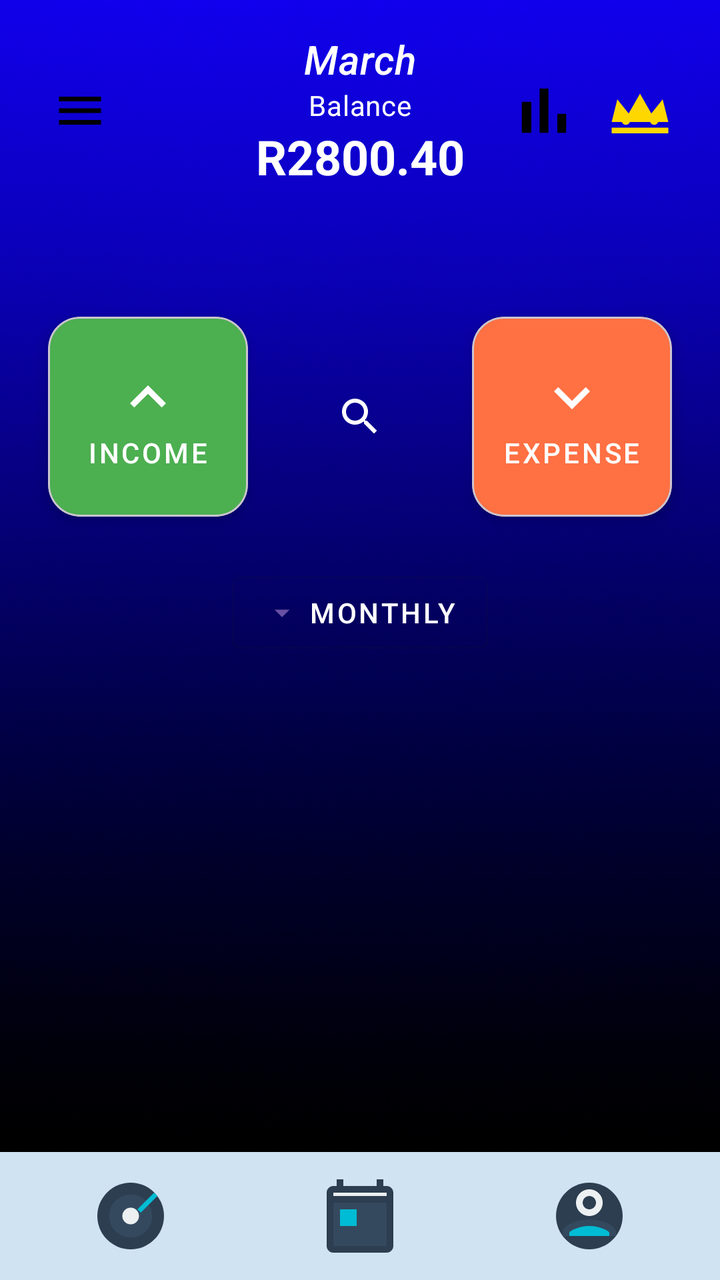
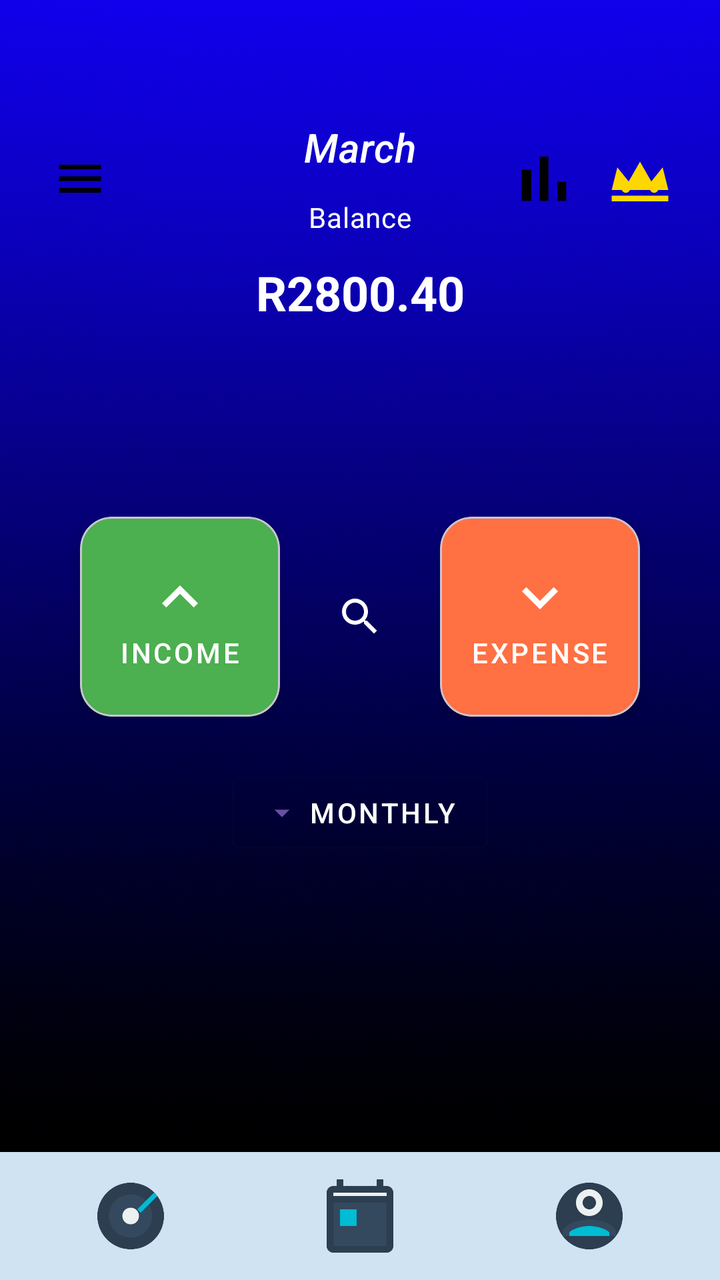

The first picture is an Android layout as it rendered before a commit; the second is the same layout after the commit. The layout source and the unified diff follow.
<!-- AndroidManifest.xml: application theme Theme.CashUp -->
<!-- res/layout/activity_homepage.xml -->
<?xml version="1.0" encoding="utf-8"?>
<androidx.constraintlayout.widget.ConstraintLayout
    xmlns:android="http://schemas.android.com/apk/res/android"
    xmlns:app="http://schemas.android.com/apk/res-auto"
    xmlns:tools="http://schemas.android.com/tools"
    android:layout_width="match_parent"
    android:layout_height="match_parent"
    android:background="@drawable/background"
    tools:context=".HomepageActivity">


    
    <androidx.constraintlayout.widget.ConstraintLayout
        android:id="@+id/topBar"
        android:layout_width="match_parent"
        android:layout_height="wrap_content"
        android:padding="16dp"
        app:layout_constraintTop_toTopOf="parent">

        
        <ImageButton
            android:id="@+id/menuButton"
            android:layout_width="48dp"
            android:layout_height="48dp"
            android:background="?attr/selectableItemBackgroundBorderless"
            android:contentDescription="Menu"
            android:padding="12dp"
            android:src="@drawable/ic_menu"
            app:layout_constraintBottom_toBottomOf="parent"
            app:layout_constraintStart_toStartOf="parent"
            app:layout_constraintTop_toTopOf="parent" />

        
        <TextView
            android:id="@+id/monthTitle"
            android:layout_width="wrap_content"
            android:layout_height="wrap_content"
            android:text="March"
            android:textAppearance="?attr/textAppearanceHeadline6"
            android:textColor="@color/white"
            android:textStyle="italic"
            app:layout_constraintEnd_toEndOf="parent"
            app:layout_constraintStart_toStartOf="parent"
            app:layout_constraintTop_toTopOf="parent" />

        
        <TextView
            android:id="@+id/balanceLabel"
            android:layout_width="wrap_content"
            android:layout_height="wrap_content"
            android:text="Balance"
            android:textAppearance="?attr/textAppearanceBody2"
            android:textColor="@color/white"
            app:layout_constraintEnd_toEndOf="@id/monthTitle"
            app:layout_constraintStart_toStartOf="@id/monthTitle"
            app:layout_constraintTop_toBottomOf="@id/monthTitle" />

        
        <TextView
            android:id="@+id/balanceAmount"
            android:layout_width="wrap_content"
            android:layout_height="wrap_content"
            android:text="R2800.40"
            android:textAppearance="?attr/textAppearanceHeadline5"
            android:textColor="@color/white"
            android:textStyle="bold"
            app:layout_constraintEnd_toEndOf="@id/balanceLabel"
            app:layout_constraintStart_toStartOf="@id/balanceLabel"
            app:layout_constraintTop_toBottomOf="@id/balanceLabel" />

        
        <ImageButton
            android:id="@+id/statsButton"
            android:layout_width="48dp"
            android:layout_height="48dp"
            android:background="?attr/selectableItemBackgroundBorderless"
            android:contentDescription="Statistics"
            android:padding="12dp"
            android:src="@drawable/ic_stats"
            app:layout_constraintBottom_toBottomOf="parent"
            app:layout_constraintEnd_toStartOf="@+id/premiumButton"
            app:layout_constraintTop_toTopOf="parent" />

        
        <ImageButton
            android:id="@+id/premiumButton"
            android:layout_width="48dp"
            android:layout_height="48dp"
            android:background="?attr/selectableItemBackgroundBorderless"
            android:contentDescription="Premium"
            android:padding="12dp"
            android:src="@drawable/ic_crown"
            app:layout_constraintBottom_toBottomOf="parent"
            app:layout_constraintEnd_toEndOf="parent"
            app:layout_constraintTop_toTopOf="parent" />
    </androidx.constraintlayout.widget.ConstraintLayout>

    
    <com.google.android.material.card.MaterialCardView
        android:id="@+id/incomeButton"
        android:layout_width="100dp"
        android:layout_height="100dp"
        android:layout_marginStart="24dp"
        android:layout_marginTop="48dp"
        app:cardBackgroundColor="#4CAF50"
        app:cardCornerRadius="16dp"
        app:cardElevation="4dp"
        app:layout_constraintStart_toStartOf="parent"
        app:layout_constraintTop_toBottomOf="@id/topBar">

        <LinearLayout
            android:layout_width="match_parent"
            android:layout_height="match_parent"
            android:gravity="center"
            android:orientation="vertical">

            
            <ImageView
                android:layout_width="36dp"
                android:layout_height="36dp"
                android:src="@drawable/ic_arrow_up" />

            
            <TextView
                android:layout_width="wrap_content"
                android:layout_height="wrap_content"
                android:text="INCOME"
                android:textColor="@android:color/white"
                android:textAppearance="?attr/textAppearanceButton" />
        </LinearLayout>
    </com.google.android.material.card.MaterialCardView>

    
    <ImageButton
        android:id="@+id/searchButton"
        android:layout_width="48dp"
        android:layout_height="48dp"
        android:background="?attr/selectableItemBackgroundBorderless"
        android:contentDescription="Search"
        android:src="@drawable/ic_search"
        app:layout_constraintBottom_toBottomOf="@id/incomeButton"
        app:layout_constraintEnd_toStartOf="@id/expenseButton"
        app:layout_constraintStart_toEndOf="@id/incomeButton"
        app:layout_constraintTop_toTopOf="@id/incomeButton" />

    
    <com.google.android.material.card.MaterialCardView
        android:id="@+id/expenseButton"
        android:layout_width="100dp"
        android:layout_height="100dp"
        android:layout_marginTop="48dp"
        android:layout_marginEnd="24dp"
        app:cardBackgroundColor="#FF7043"
        app:cardCornerRadius="16dp"
        app:cardElevation="4dp"
        app:layout_constraintEnd_toEndOf="parent"
        app:layout_constraintTop_toBottomOf="@id/topBar">

        <LinearLayout
            android:layout_width="match_parent"
            android:layout_height="match_parent"
            android:gravity="center"
            android:orientation="vertical">

            
            <ImageView
                android:layout_width="36dp"
                android:layout_height="36dp"
                android:src="@drawable/ic_arrow_down" />

            
            <TextView
                android:layout_width="wrap_content"
                android:layout_height="wrap_content"
                android:text="EXPENSE"
                android:textColor="@android:color/white"
                android:textAppearance="?attr/textAppearanceButton" />
        </LinearLayout>
    </com.google.android.material.card.MaterialCardView>

    
    <com.google.android.material.button.MaterialButton
        android:id="@+id/monthlyFilterButton"
        style="@style/Widget.MaterialComponents.Button.OutlinedButton"
        android:layout_width="wrap_content"
        android:layout_height="wrap_content"
        android:layout_marginTop="24dp"
        android:backgroundTint="@android:color/transparent"
        android:text="Monthly"
        android:textColor="@color/white"
        app:icon="@drawable/ic_dropdown"
        app:layout_constraintEnd_toEndOf="parent"
        app:layout_constraintStart_toStartOf="parent"
        app:layout_constraintTop_toBottomOf="@id/incomeButton" />

    
    <LinearLayout
        android:id="@+id/bottomNavigation"
        android:layout_width="match_parent"
        android:layout_height="wrap_content"
        android:background="#D0E3F3"
        android:orientation="horizontal"
        android:padding="8dp"
        app:layout_constraintBottom_toBottomOf="parent">

        <ImageButton
            android:id="@+id/goalsButton"
            android:layout_width="0dp"
            android:layout_height="48dp"
            android:layout_weight="1"
            android:background="@android:color/transparent"
            android:contentDescription="Goals"
            android:src="@drawable/ic_goals" />

        <ImageButton
            android:id="@+id/calendarButton"
            android:layout_width="0dp"
            android:layout_height="48dp"
            android:layout_weight="1"
            android:background="@android:color/transparent"
            android:contentDescription="Calendar"
            android:src="@drawable/ic_calendar" />

        <ImageButton
            android:id="@+id/profileButton"
            android:layout_width="0dp"
            android:layout_height="48dp"
            android:layout_weight="1"
            android:background="@android:color/transparent"
            android:contentDescription="Profile"
            android:src="@drawable/ic_profile" />
    </LinearLayout>

</androidx.constraintlayout.widget.ConstraintLayout>
<!-- resources referenced by this layout -->
<resources>
  <color name="white">#FFFFFFFF</color>
  <!-- drawable ic_arrow_down (drawable) -->
  <vector xmlns:android="http://schemas.android.com/apk/res/android"
      android:width="24dp"
      android:height="24dp"
      android:viewportWidth="24"
      android:viewportHeight="24"
      android:tint="@android:color/white">
      <path
          android:fillColor="@android:color/white"
          android:pathData="M7.41,8.59L12,13.17l4.59,-4.58L18,10l-6,6 -6,-6 1.41,-1.41z"/>
  </vector>
  <!-- drawable ic_arrow_up (drawable) -->
  <vector xmlns:android="http://schemas.android.com/apk/res/android"
      android:width="24dp"
      android:height="24dp"
      android:viewportWidth="24"
      android:viewportHeight="24"
      android:tint="@android:color/white">
      <path
          android:fillColor="@android:color/white"
          android:pathData="M7.41,15.41L12,10.83l4.59,4.58L18,14l-6,-6 -6,6z"/>
  </vector>
  <!-- drawable ic_calendar (drawable) -->
  <vector xmlns:android="http://schemas.android.com/apk/res/android"
      android:width="40dp"
      android:height="40dp"
      android:viewportWidth="24"
      android:viewportHeight="24">
  
      
      <path
          android:fillColor="#2c3e50"
          android:pathData="M20,3h-1V1h-2v2H7V1H5v2H4C2.9,3 2,3.9 2,5v16c0,1.1 0.9,2 2,2h16c1.1,0 2,-0.9 2,-2V5C22,3.9 21.1,3 20,3z"/>
  
      
      <path
          android:fillColor="#34495e"
          android:pathData="M20,21H4V8h16V21z"/>
  
      
      <path
          android:fillColor="#ecf0f1"
          android:pathData="M4,6V5h16v1H4z"/>
  
      
      <path
          android:fillColor="#00bcd4"
          android:pathData="M6,10h5v5H6V10z"/>
  </vector>
  <!-- drawable ic_dropdown (drawable) -->
  <vector xmlns:android="http://schemas.android.com/apk/res/android"
      android:width="24dp"
      android:height="24dp"
      android:viewportWidth="24"
      android:viewportHeight="24"
      android:tint="@android:color/white">
      <path
          android:fillColor="@android:color/white"
          android:pathData="M7,10l5,5 5,-5z"/>
  </vector>
  <!-- drawable ic_menu (drawable) -->
  <?xml version="1.0" encoding="utf-8"?>
  <vector xmlns:android="http://schemas.android.com/apk/res/android"
      android:width="28dp"
      android:height="28dp"
      android:viewportWidth="24"
      android:viewportHeight="24">
  
      
      <path
          android:fillColor="#000000"
          android:pathData="M3,18h18v-2L3,16v2zM3,13h18v-2L3,11v2zM3,6v2h18L21,6L3,6z"/>
  </vector>
  <!-- drawable ic_search (drawable) -->
  <vector xmlns:android="http://schemas.android.com/apk/res/android"
      android:width="24dp"
      android:height="24dp"
      android:viewportWidth="24"
      android:viewportHeight="24"
      android:tint="#FFFFFF">
      <path
          android:fillColor="#FFFFFF"
          android:pathData="M15.5,14h-0.79l-0.28,-0.27C15.41,12.59 16,11.11 16,9.5 16,5.91 13.09,3 9.5,3S3,5.91 3,9.5 5.91,16 9.5,16c1.61,0 3.09,-0.59 4.23,-1.57l0.27,0.28v0.79l5,4.99L20.49,19l-4.99,-5zM9.5,14C7.01,14 5,11.99 5,9.5S7.01,5 9.5,5 14,7.01 14,9.5 11.99,14 9.5,14z"/>
  </vector>
  <!-- drawable ic_stats (drawable) -->
  <vector xmlns:android="http://schemas.android.com/apk/res/android"
      android:width="38dp"
      android:height="38dp"
      android:viewportWidth="24"
      android:viewportHeight="24">
  
      <path
          android:fillColor="#000000"
          android:pathData="M5,9.2h3L8,19L5,19zM10.6,5h2.8v14h-2.8zM16.2,13L19,13v6h-2.8z"/>
  </vector>
  <style name="Theme.CashUp" parent="Base.Theme.CashUp" />
  <style name="Base.Theme.CashUp" parent="Theme.Material3.DayNight.NoActionBar">
  
      </style>
  <!-- unchanged entries left out for length: 4 -->
</resources>

<!-- the commit's change to res/layout/activity_homepage.xml (unified diff, before → after) -->
@@ -8,7 +8,6 @@
     android:background="@drawable/background"
     tools:context=".HomepageActivity">
 
-
     
     <androidx.constraintlayout.widget.ConstraintLayout
         android:id="@+id/topBar"
@@ -17,7 +16,6 @@
         android:padding="16dp"
         app:layout_constraintTop_toTopOf="parent">
 
-        
         <ImageButton
             android:id="@+id/menuButton"
             android:layout_width="48dp"
@@ -26,15 +24,15 @@
             android:contentDescription="Menu"
             android:padding="12dp"
             android:src="@drawable/ic_menu"
-            app:layout_constraintBottom_toBottomOf="parent"
             app:layout_constraintStart_toStartOf="parent"
-            app:layout_constraintTop_toTopOf="parent" />
-
-        
+            app:layout_constraintTop_toTopOf="parent"
+            app:layout_constraintBottom_toBottomOf="parent" />
+
         <TextView
             android:id="@+id/monthTitle"
             android:layout_width="wrap_content"
             android:layout_height="wrap_content"
+            android:layout_marginTop="44dp"
             android:text="March"
             android:textAppearance="?attr/textAppearanceHeadline6"
             android:textColor="@color/white"
@@ -43,11 +41,11 @@
             app:layout_constraintStart_toStartOf="parent"
             app:layout_constraintTop_toTopOf="parent" />
 
-        
         <TextView
             android:id="@+id/balanceLabel"
             android:layout_width="wrap_content"
             android:layout_height="wrap_content"
+            android:layout_marginTop="12dp"
             android:text="Balance"
             android:textAppearance="?attr/textAppearanceBody2"
             android:textColor="@color/white"
@@ -55,11 +53,11 @@
             app:layout_constraintStart_toStartOf="@id/monthTitle"
             app:layout_constraintTop_toBottomOf="@id/monthTitle" />
 
-        
         <TextView
             android:id="@+id/balanceAmount"
             android:layout_width="wrap_content"
             android:layout_height="wrap_content"
+            android:layout_marginTop="12dp"
             android:text="R2800.40"
             android:textAppearance="?attr/textAppearanceHeadline5"
             android:textColor="@color/white"
@@ -68,7 +66,6 @@
             app:layout_constraintStart_toStartOf="@id/balanceLabel"
             app:layout_constraintTop_toBottomOf="@id/balanceLabel" />
 
-        
         <ImageButton
             android:id="@+id/statsButton"
             android:layout_width="48dp"
@@ -81,7 +78,6 @@
             app:layout_constraintEnd_toStartOf="@+id/premiumButton"
             app:layout_constraintTop_toTopOf="parent" />
 
-        
         <ImageButton
             android:id="@+id/premiumButton"
             android:layout_width="48dp"
@@ -96,87 +92,108 @@
     </androidx.constraintlayout.widget.ConstraintLayout>
 
     
-    <com.google.android.material.card.MaterialCardView
-        android:id="@+id/incomeButton"
-        android:layout_width="100dp"
-        android:layout_height="100dp"
-        android:layout_marginStart="24dp"
-        android:layout_marginTop="48dp"
-        app:cardBackgroundColor="#4CAF50"
-        app:cardCornerRadius="16dp"
-        app:cardElevation="4dp"
-        app:layout_constraintStart_toStartOf="parent"
+    <LinearLayout
+        android:id="@+id/actionButtons"
+        android:layout_width="match_parent"
+        android:layout_height="wrap_content"
+        android:layout_marginTop="80dp"
+        android:orientation="horizontal"
+        android:gravity="center"
+        android:paddingHorizontal="24dp"
         app:layout_constraintTop_toBottomOf="@id/topBar">
 
+        
         <LinearLayout
-            android:layout_width="match_parent"
-            android:layout_height="match_parent"
+            android:id="@+id/incomeButtonContainer"
+            android:layout_width="0dp"
+            android:layout_height="wrap_content"
+            android:layout_weight="1"
             android:gravity="center"
             android:orientation="vertical">
 
-            
-            <ImageView
-                android:layout_width="36dp"
-                android:layout_height="36dp"
-                android:src="@drawable/ic_arrow_up" />
-
-            
-            <TextView
-                android:layout_width="wrap_content"
-                android:layout_height="wrap_content"
-                android:text="INCOME"
-                android:textColor="@android:color/white"
-                android:textAppearance="?attr/textAppearanceButton" />
+            <com.google.android.material.card.MaterialCardView
+                android:id="@+id/incomeButton"
+                android:layout_width="100dp"
+                android:layout_height="100dp"
+                android:clickable="true"
+                android:focusable="true"
+                app:cardBackgroundColor="#4CAF50"
+                app:cardCornerRadius="16dp"
+                app:cardElevation="4dp">
+
+                <LinearLayout
+                    android:layout_width="match_parent"
+                    android:layout_height="match_parent"
+                    android:gravity="center"
+                    android:orientation="vertical">
+
+                    <ImageView
+                        android:layout_width="36dp"
+                        android:layout_height="36dp"
+                        android:src="@drawable/ic_arrow_up" />
+
+                    <TextView
+                        android:layout_width="wrap_content"
+                        android:layout_height="wrap_content"
+                        android:text="INCOME"
+                        android:textAppearance="?attr/textAppearanceButton"
+                        android:textColor="@android:color/white" />
+                </LinearLayout>
+            </com.google.android.material.card.MaterialCardView>
+
         </LinearLayout>
-    </com.google.android.material.card.MaterialCardView>
-
-    
-    <ImageButton
-        android:id="@+id/searchButton"
-        android:layout_width="48dp"
-        android:layout_height="48dp"
-        android:background="?attr/selectableItemBackgroundBorderless"
-        android:contentDescription="Search"
-        android:src="@drawable/ic_search"
-        app:layout_constraintBottom_toBottomOf="@id/incomeButton"
-        app:layout_constraintEnd_toStartOf="@id/expenseButton"
-        app:layout_constraintStart_toEndOf="@id/incomeButton"
-        app:layout_constraintTop_toTopOf="@id/incomeButton" />
-
-    
-    <com.google.android.material.card.MaterialCardView
-        android:id="@+id/expenseButton"
-        android:layout_width="100dp"
-        android:layout_height="100dp"
-        android:layout_marginTop="48dp"
-        android:layout_marginEnd="24dp"
-        app:cardBackgroundColor="#FF7043"
-        app:cardCornerRadius="16dp"
-        app:cardElevation="4dp"
-        app:layout_constraintEnd_toEndOf="parent"
-        app:layout_constraintTop_toBottomOf="@id/topBar">
-
+
+        
+        <ImageButton
+            android:id="@+id/searchButton"
+            android:layout_width="48dp"
+            android:layout_height="48dp"
+            android:layout_gravity="center"
+            android:background="?attr/selectableItemBackgroundBorderless"
+            android:contentDescription="Search"
+            android:src="@drawable/ic_search" />
+
+        
         <LinearLayout
-            android:layout_width="match_parent"
-            android:layout_height="match_parent"
+            android:id="@+id/expenseButtonContainer"
+            android:layout_width="0dp"
+            android:layout_height="wrap_content"
+            android:layout_weight="1"
             android:gravity="center"
             android:orientation="vertical">
 
-            
-            <ImageView
-                android:layout_width="36dp"
-                android:layout_height="36dp"
-                android:src="@drawable/ic_arrow_down" />
-
-            
-            <TextView
-                android:layout_width="wrap_content"
-                android:layout_height="wrap_content"
-                android:text="EXPENSE"
-                android:textColor="@android:color/white"
-                android:textAppearance="?attr/textAppearanceButton" />
+            <com.google.android.material.card.MaterialCardView
+                android:id="@+id/expenseButton"
+                android:layout_width="100dp"
+                android:layout_height="100dp"
+                android:clickable="true"
+                android:focusable="true"
+                app:cardBackgroundColor="#FF7043"
+                app:cardCornerRadius="16dp"
+                app:cardElevation="4dp">
+
+                <LinearLayout
+                    android:layout_width="match_parent"
+                    android:layout_height="match_parent"
+                    android:gravity="center"
+                    android:orientation="vertical">
+
+                    <ImageView
+                        android:layout_width="36dp"
+                        android:layout_height="36dp"
+                        android:src="@drawable/ic_arrow_down" />
+
+                    <TextView
+                        android:layout_width="wrap_content"
+                        android:layout_height="wrap_content"
+                        android:text="EXPENSE"
+                        android:textAppearance="?attr/textAppearanceButton"
+                        android:textColor="@android:color/white" />
+                </LinearLayout>
+            </com.google.android.material.card.MaterialCardView>
+
         </LinearLayout>
-    </com.google.android.material.card.MaterialCardView>
+    </LinearLayout>
 
     
     <com.google.android.material.button.MaterialButton
@@ -191,7 +208,7 @@
         app:icon="@drawable/ic_dropdown"
         app:layout_constraintEnd_toEndOf="parent"
         app:layout_constraintStart_toStartOf="parent"
-        app:layout_constraintTop_toBottomOf="@id/incomeButton" />
+        app:layout_constraintTop_toBottomOf="@id/actionButtons" />
 
     
     <LinearLayout
